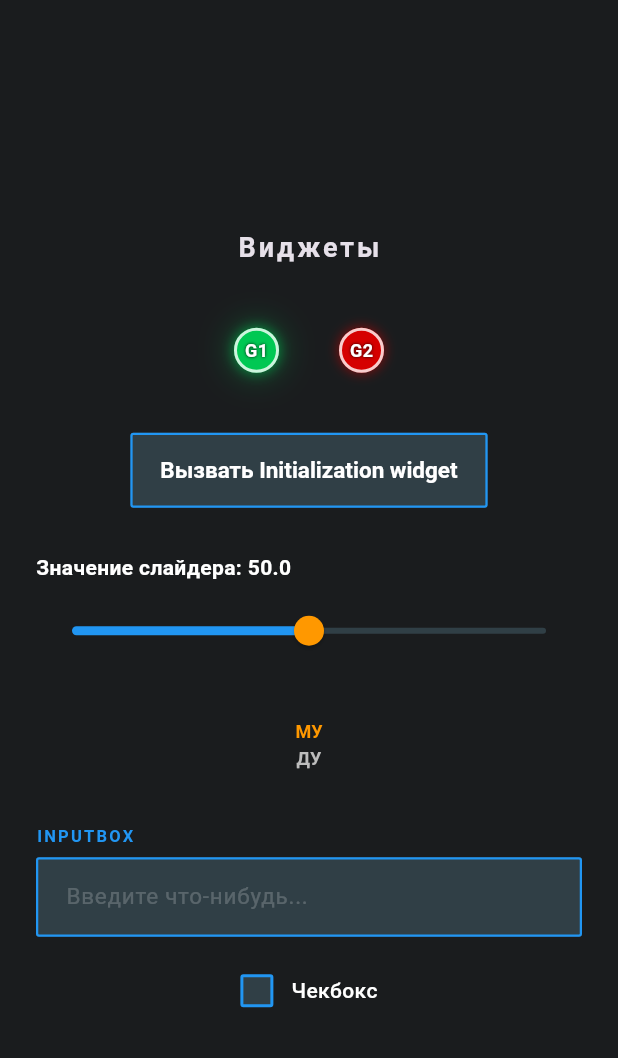
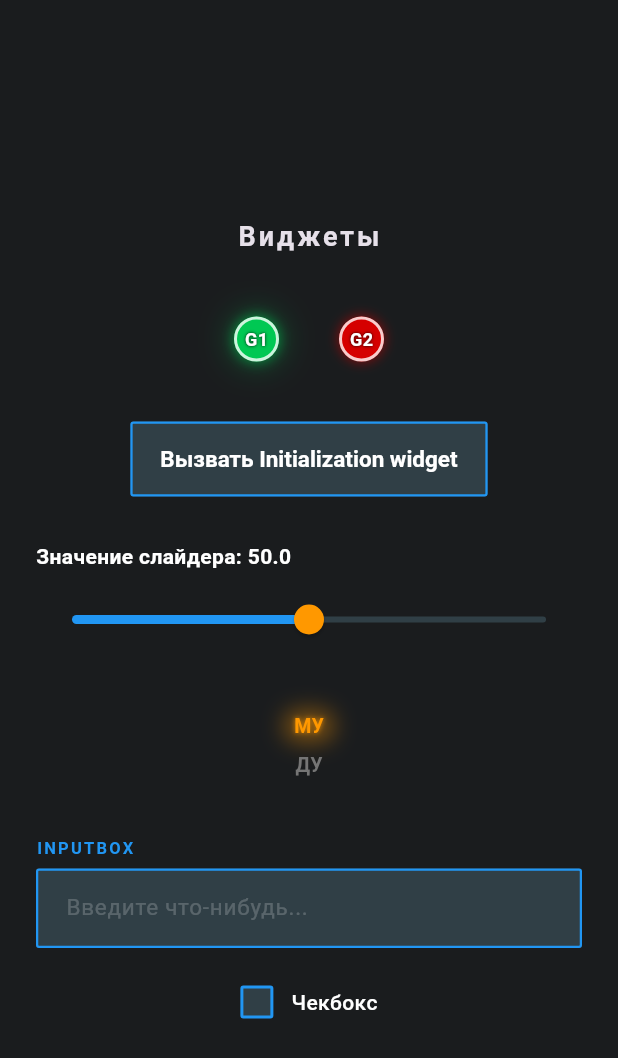
Before and after one commit to Gendalf4ever/widgets, a Flutter app: the screen it shows after launch, on a phone screen of 412 x 824 dp. Shown: the top 1058 px of the screen. Run offline on Flutter 3.47's test engine with Material 3 defaults, Android fonts, the phone set to English and light mode, and no system bars.

Commit message:
glowing effect in toggle_switch

```diff
--- a/lib/ses_ui/src/toggle_switch.dart
+++ b/lib/ses_ui/src/toggle_switch.dart
@@ -38,13 +38,13 @@ class _SESToggleSwitchState extends State<SESToggleSwitch> {
       onTap: _handleTap,
       behavior: HitTestBehavior.opaque,
       child: SizedBox(
-        width: 40,
-        height: 45,
+        width: 50,
+        height: 60,
         child: Column(
           mainAxisAlignment: MainAxisAlignment.center,
           children: [
             _Label(text: widget.stateOneName, isActive: _isStateOne),
-            const SizedBox(height: 4),
+            const SizedBox(height: 8),
             _Label(text: widget.stateTwoName, isActive: !_isStateOne),
           ],
         ),
@@ -61,14 +61,45 @@ class _Label extends StatelessWidget {
 
   @override
   Widget build(BuildContext context) {
-    return AnimatedDefaultTextStyle(
-      duration: const Duration(milliseconds: 200),
-      style: TextStyle(
-        fontSize: 12,
-        fontWeight: FontWeight.bold,
-        color: isActive ? Colors.orange : Colors.grey[400],
-      ),
-      child: Text(text),
+    final Color activeColor = Colors.orange;
+    final Color inactiveColor = Colors.grey[600]!;
+
+    return Stack(
+      alignment: Alignment.center,
+      children: [
+        // свечение
+        AnimatedOpacity(
+          duration: const Duration(milliseconds: 300),
+          opacity: isActive ? 1.0 : 0.0,
+          child: Container(
+            width: 30,
+            height: 18,
+            decoration: BoxDecoration(
+              shape: BoxShape.rectangle,
+              borderRadius: BorderRadius.circular(10),
+              boxShadow: [
+                BoxShadow(
+                  color: activeColor.withValues(alpha: 0.4),
+                  blurRadius: 12,
+                  spreadRadius: 2,
+                ),
+              ],
+            ),
+          ),
+        ),
+        AnimatedDefaultTextStyle(
+          duration: const Duration(milliseconds: 250),
+          style: TextStyle(
+            fontSize: 13,
+            fontWeight: FontWeight.bold,
+            color: isActive ? activeColor : inactiveColor,
+            shadows: isActive
+              ? [Shadow(color: activeColor.withValues(alpha: 0.8), blurRadius: 4)]
+              : [],
+          ),
+          child: Text(text),
+        ),
+      ],
     );
   }
 }
```
